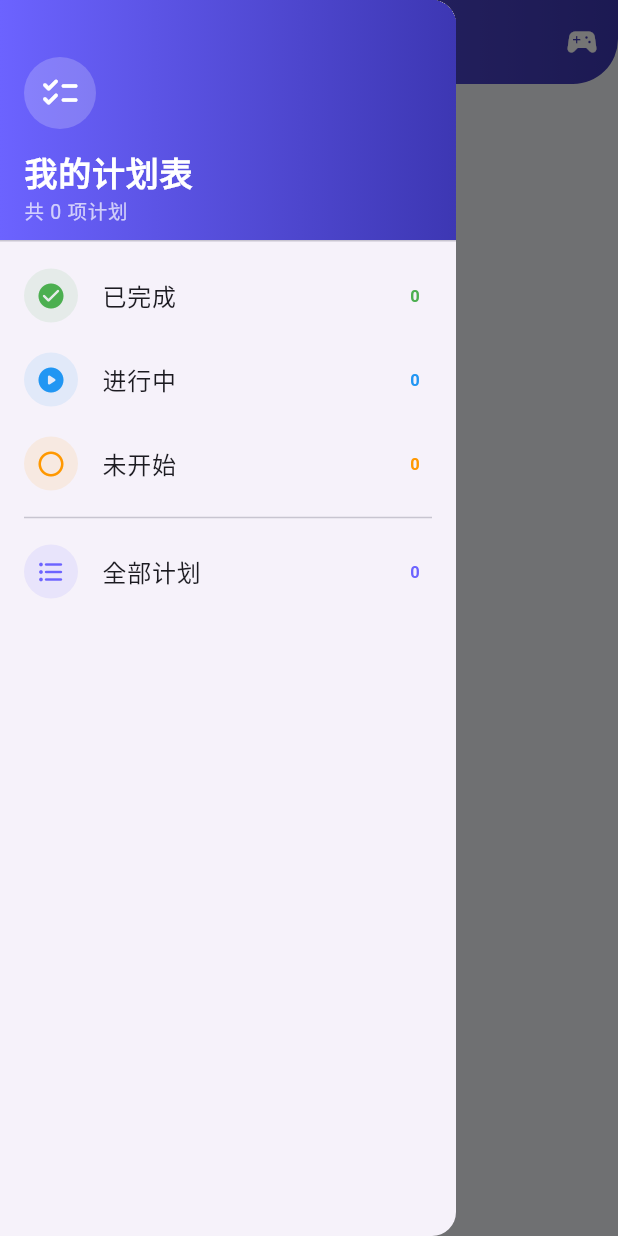
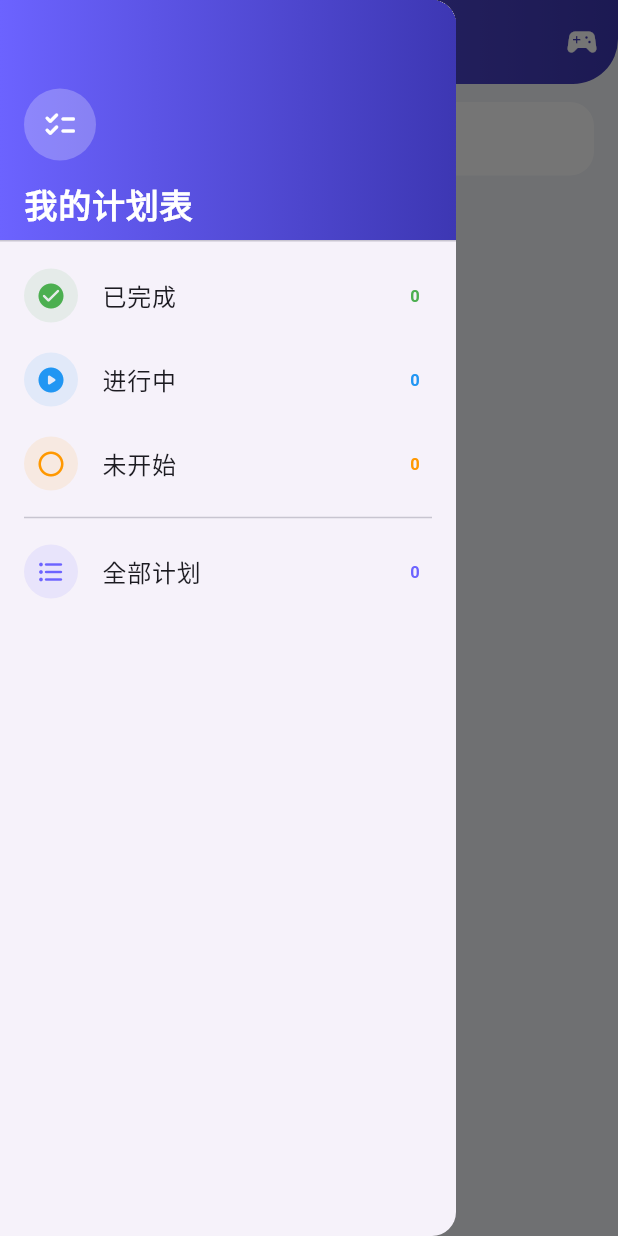
Before and after one commit to 91lxy91/dazuoye, a Flutter app: the PlanPage screen opened directly with empty values, with the side drawer open, on a phone screen of 412 x 824 dp. Run offline on Flutter 3.47's test engine with Material 3 defaults, Android fonts, the phone set to English and light mode, and no system bars; our stand-ins replace shared_preferences; accounts and stored records are empty; network calls fail.

Commit message:
更新: 深色模式适配、搜索栏、游戏优化

```diff
--- a/lib/pages/plan_page.dart
+++ b/lib/pages/plan_page.dart
@@ -19,11 +19,27 @@ class _PlanPageState extends State<PlanPage> {
   FilterStatus selectedFilter = FilterStatus.all;
   late List<Plan> showList;
   late List<int> indexMap;
+  final TextEditingController _searchController = TextEditingController();
+  String _searchQuery = '';
 
   @override
   void initState() {
     super.initState();
     refreshFilter();
+  }
+
+  @override
+  void dispose() {
+    _searchController.dispose();
+    super.dispose();
+  }
+
+  List<Plan> get _filteredList {
+    if (_searchQuery.isEmpty) return showList;
+    return showList.where((p) =>
+      p.title.toLowerCase().contains(_searchQuery.toLowerCase()) ||
+      p.subtitle.toLowerCase().contains(_searchQuery.toLowerCase())
+    ).toList();
   }
 
   void refreshFilter() {
@@ -113,9 +129,9 @@ class _PlanPageState extends State<PlanPage> {
       context: context,
       backgroundColor: Colors.transparent,
       builder: (_) => Container(
-        decoration: const BoxDecoration(
-          color: Colors.white,
-          borderRadius: BorderRadius.vertical(top: Radius.circular(28)),
+        decoration: BoxDecoration(
+          color: AppColors.cardBg(context),
+          borderRadius: const BorderRadius.vertical(top: Radius.circular(28)),
         ),
         padding: const EdgeInsets.all(24),
         child: Column(
@@ -123,7 +139,7 @@ class _PlanPageState extends State<PlanPage> {
           children: [
             Container(width: 40, height: 4, decoration: BoxDecoration(color: Colors.grey[300], borderRadius: BorderRadius.circular(2))),
             const SizedBox(height: 20),
-            const Text('修改计划状态', style: TextStyle(fontSize: 20, fontWeight: FontWeight.bold)),
+            Text('修改计划状态', style: TextStyle(fontSize: 20, fontWeight: FontWeight.bold, color: AppColors.textPrimary(context))),
             const SizedBox(height: 24),
             _statusOption(Icons.check_circle_rounded, '已完成', const Color(0xFF4CAF50), () {
               widget.onUpdate(originIndex, PlanStatus.completed);
@@ -168,8 +184,13 @@ class _PlanPageState extends State<PlanPage> {
 
   @override
   Widget build(BuildContext context) {
+    final bg = AppColors.surface(context);
+    final cardBg = AppColors.cardBg(context);
+    final textPri = AppColors.textPrimary(context);
+    final textSec = AppColors.textSecondary(context);
+
     return Scaffold(
-      backgroundColor: AppColors.surface,
+      backgroundColor: bg,
       appBar: AppBar(
         flexibleSpace: Container(
           decoration: const BoxDecoration(
@@ -189,22 +210,17 @@ class _PlanPageState extends State<PlanPage> {
         child: ListView(
           padding: EdgeInsets.zero,
           children: [
-            DrawerHeader(
-              decoration: const BoxDecoration(
+            const DrawerHeader(
+              decoration: BoxDecoration(
                 gradient: LinearGradient(colors: [AppColors.gradientTop, AppColors.gradientBottom]),
               ),
               child: Column(
                 crossAxisAlignment: CrossAxisAlignment.start,
                 mainAxisAlignment: MainAxisAlignment.end,
                 children: [
-                  Container(
-                    padding: const EdgeInsets.all(10),
-                    decoration: BoxDecoration(color: Colors.white.withValues(alpha: 0.2), shape: BoxShape.circle),
-                    child: const Icon(Icons.checklist_rounded, color: Colors.white, size: 28),
-                  ),
-                  const SizedBox(height: 12),
-                  const Text('我的计划表', style: TextStyle(color: Colors.white, fontSize: 22, fontWeight: FontWeight.bold)),
-                  Text('共 ${widget.sourceList.length} 项计划', style: const TextStyle(color: Colors.white70, fontSize: 13)),
+                  CircleAvatar(radius: 24, backgroundColor: Colors.white24, child: Icon(Icons.checklist_rounded, color: Colors.white)),
+                  SizedBox(height: 12),
+                  Text('我的计划表', style: TextStyle(color: Colors.white, fontSize: 22, fontWeight: FontWeight.bold)),
                 ],
               ),
             ),
@@ -218,23 +234,51 @@ class _PlanPageState extends State<PlanPage> {
       ),
       body: Column(
         children: [
+          // ---- 搜索栏 ----
+          Padding(
+            padding: const EdgeInsets.fromLTRB(16, 12, 16, 4),
+            child: TextField(
+              controller: _searchController,
+              onChanged: (v) => setState(() => _searchQuery = v.trim()),
+              decoration: InputDecoration(
+                hintText: '搜索计划...',
+                prefixIcon: const Icon(Icons.search_rounded),
+                suffixIcon: _searchQuery.isNotEmpty
+                    ? IconButton(
+                        icon: const Icon(Icons.clear_rounded),
+                        onPressed: () {
+                          _searchController.clear();
+                          setState(() => _searchQuery = '');
+                        },
+                      )
+                    : null,
+                filled: true,
+                fillColor: cardBg,
+                border: OutlineInputBorder(
+                  borderRadius: BorderRadius.circular(16),
+                  borderSide: BorderSide.none,
+                ),
+                contentPadding: const EdgeInsets.symmetric(vertical: 12),
+              ),
+            ),
+          ),
           Expanded(
-            child: showList.isEmpty
+            child: _filteredList.isEmpty
                 ? Center(
               child: Column(
                 mainAxisSize: MainAxisSize.min,
                 children: [
                   Icon(Icons.inbox_rounded, size: 64, color: Colors.grey[300]),
                   const SizedBox(height: 12),
-                  const Text('暂无计划', style: TextStyle(fontSize: 16, color: AppColors.textSecondary)),
+                  Text('暂无计划', style: TextStyle(fontSize: 16, color: textSec)),
                 ],
               ),
             )
                 : ListView.builder(
               padding: const EdgeInsets.symmetric(horizontal: 16),
-              itemCount: showList.length,
+              itemCount: _filteredList.length,
               itemBuilder: (_, i) {
-                final p = showList[i];
+                final p = _filteredList[i];
                 final color = _statusColor(p.status);
                 return GestureDetector(
                   onTap: () => showStatusSheet(i),
@@ -243,7 +287,7 @@ class _PlanPageState extends State<PlanPage> {
                     margin: const EdgeInsets.only(bottom: 12),
                     padding: const EdgeInsets.all(16),
                     decoration: BoxDecoration(
-                      color: Colors.white,
+                      color: cardBg,
                       borderRadius: BorderRadius.circular(18),
                       border: Border(left: BorderSide(color: color, width: 4)),
                       boxShadow: [BoxShadow(color: Colors.black.withValues(alpha: 0.04), blurRadius: 8, offset: const Offset(0, 3))],
@@ -270,7 +314,7 @@ class _PlanPageState extends State<PlanPage> {
                           child: Column(
                             crossAxisAlignment: CrossAxisAlignment.start,
                             children: [
-                              Text(p.title, style: const TextStyle(fontSize: 16, fontWeight: FontWeight.w600, color: AppColors.textPrimary)),
+                              Text(p.title, style: TextStyle(fontSize: 16, fontWeight: FontWeight.w600, color: textPri)),
                               const SizedBox(height: 4),
                               Row(children: [
                                 Icon(Icons.access_time_rounded, size: 14, color: Colors.grey[400]),
--- a/lib/theme/app_colors.dart
+++ b/lib/theme/app_colors.dart
@@ -5,10 +5,30 @@ class AppColors {
   static const primaryDark = Color(0xFF4A42D4);
   static const primaryLight = Color(0xFF9D97FF);
   static const accent = Color(0xFFFF6B6B);
-  static const surface = Color(0xFFF2F4F8);
-  static const cardLight = Colors.white;
-  static const Color textPrimary = Color(0xFF2D2D3A);
-  static const Color textSecondary = Color(0xFF8E8E9A);
+  static const surfaceLight = Color(0xFFF2F4F8);
+  static const surfaceDark = Color(0xFF1A1B23);
+  static const cardLight = Color(0xFFFFFFFF);
+  static const cardDark = Color(0xFF24252F);
+  static const textPrimaryLight = Color(0xFF2D2D3A);
+  static const textPrimaryDark = Color(0xFFEAEAEF);
+  static const textSecondaryLight = Color(0xFF8E8E9A);
+  static const textSecondaryDark = Color(0xFF9A9AAA);
   static const gradientTop = Color(0xFF6C63FF);
   static const gradientBottom = Color(0xFF3D37B3);
+
+  /// 根据亮度返回背景色
+  static Color surface(BuildContext context) =>
+      Theme.of(context).brightness == Brightness.dark ? surfaceDark : surfaceLight;
+
+  /// 根据亮度返回卡片色
+  static Color cardBg(BuildContext context) =>
+      Theme.of(context).brightness == Brightness.dark ? cardDark : cardLight;
+
+  /// 根据亮度返回主文字色
+  static Color textPrimary(BuildContext context) =>
+      Theme.of(context).brightness == Brightness.dark ? textPrimaryDark : textPrimaryLight;
+
+  /// 根据亮度返回次文字色
+  static Color textSecondary(BuildContext context) =>
+      Theme.of(context).brightness == Brightness.dark ? textSecondaryDark : textSecondaryLight;
 }
```
Also changed, not shown: lib/main.dart (+59 -6 lines), lib/pages/game_page.dart (+23 -22 lines), lib/pages/profile_page.dart (+4 -4 lines), lib/pages/statistic_page.dart (+34 -22 lines).
